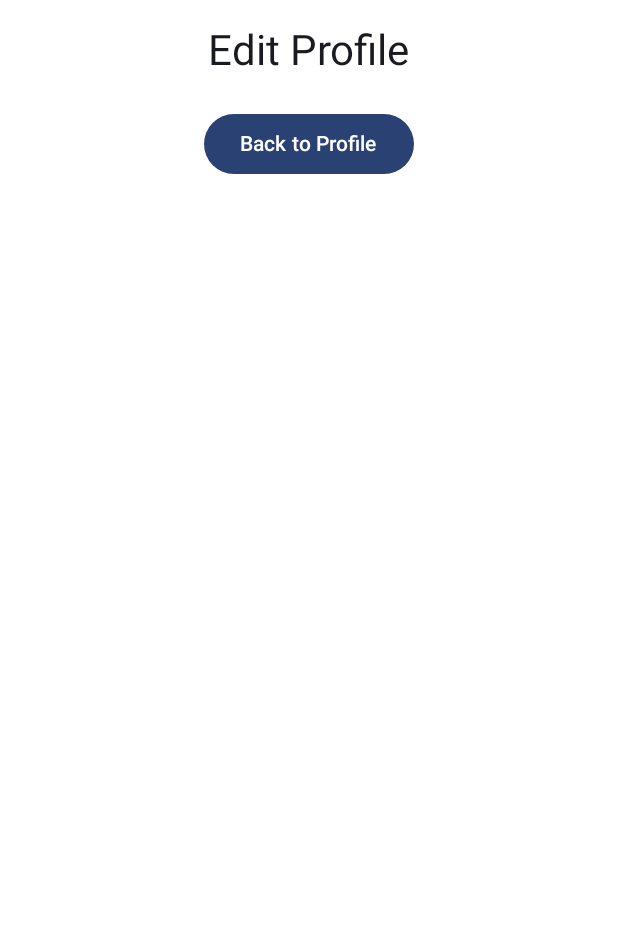
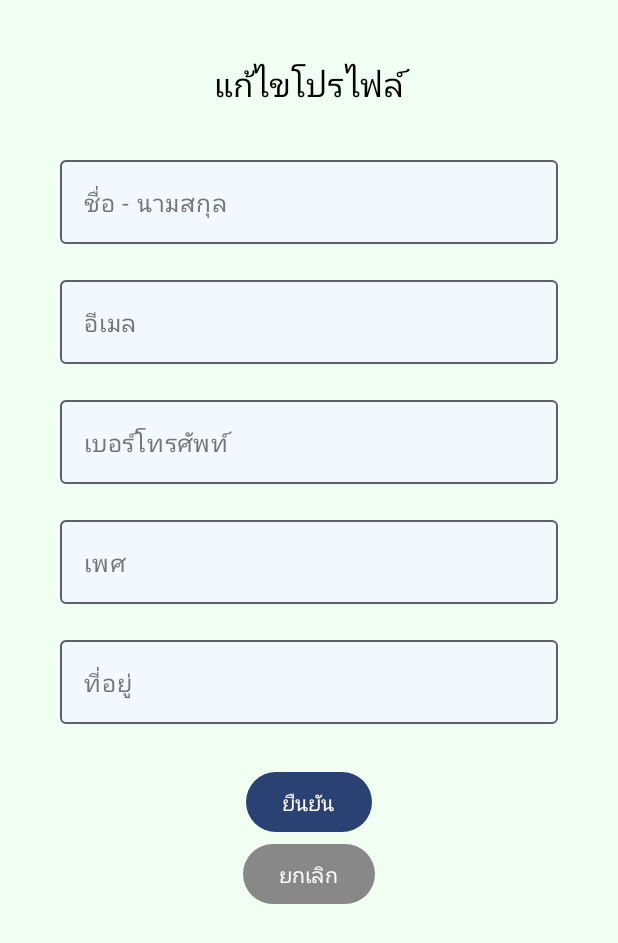
Before and after one commit to Anochaakimbo/PersonalTaxManagement-KotlinProject, an Android app built with Jetpack Compose: the ProfileScreen screen opened through its navigation route, after a tap on "แก้ไขข้อมูลส่วนตัว", on a phone screen of 412 x 824 dp. Shown: the top 943 px of the screen. Run offline under Robolectric (Android 15) with nearby library versions, the phone set to English and light mode, and no system bars; 1 statement that could not run was skipped.

Commit message:
ui finish part 1

```diff
--- a/app/src/main/java/com/example/myproject/mainscreen/ProfileScreen.kt
+++ b/app/src/main/java/com/example/myproject/mainscreen/ProfileScreen.kt
@@ -73,6 +73,9 @@ fun ProfileScreen(navController: NavHostController,modifier: Modifier) {
     var userItems by remember { mutableStateOf(initialUser) }
     var logoutDialog by remember { mutableStateOf(false) }
     var checkState by remember { mutableStateOf(false) }
+    var notificationEnabled by remember { mutableStateOf(true) }
+    var languageThai by remember { mutableStateOf(true) }
+    var darkTheme by remember { mutableStateOf(false) }
 
     val lifecycleOwner = LocalLifecycleOwner.current
     val lifecycleState by lifecycleOwner.lifecycle.currentStateFlow.collectAsState()
@@ -186,7 +189,13 @@ fun ProfileScreen(navController: NavHostController,modifier: Modifier) {
                     "การแจ้งเตือน" to R.drawable.bell,
                     "เปลี่ยนภาษา" to R.drawable.translate
                 ),
-                navController = navController
+                navController = navController,
+                notificationEnabled = notificationEnabled,
+                onNotificationToggle = { notificationEnabled = it },
+                languageThai = languageThai,
+                onLanguageToggle = { languageThai = it },
+                darkTheme = darkTheme,
+                onThemeToggle = { darkTheme = it }
             )
         }
 
@@ -197,7 +206,14 @@ fun ProfileScreen(navController: NavHostController,modifier: Modifier) {
                     "ความปลอดภัย" to R.drawable.shield,
                     "ธีม" to R.drawable.contrast
                 ),
-                navController = navController
+                navController = navController,
+                notificationEnabled = notificationEnabled,
+                onNotificationToggle = { notificationEnabled = it },
+                languageThai = languageThai,
+                onLanguageToggle = { languageThai = it },
+                darkTheme = darkTheme,
+                onThemeToggle = { darkTheme = it }
+
             )
         }
 
@@ -209,7 +225,13 @@ fun ProfileScreen(navController: NavHostController,modifier: Modifier) {
                     "ติดต่อเรา" to R.drawable.conversation,
                     "ความเป็นส่วนตัว" to R.drawable.unlock
                 ),
-                navController = navController
+                navController = navController,
+                notificationEnabled = notificationEnabled,
+                onNotificationToggle = { notificationEnabled = it },
+                languageThai = languageThai,
+                onLanguageToggle = { languageThai = it },
+                darkTheme = darkTheme,
+                onThemeToggle = { darkTheme = it }
             )
         }
 
@@ -241,7 +263,19 @@ fun ProfileScreen(navController: NavHostController,modifier: Modifier) {
 }
 
 @Composable
-fun ProfileSection(title: String, items: List<Pair<String, Int>>, navController: NavHostController) {
+fun ProfileSection(title: String, items: List<Pair<String, Int>>,
+                   navController: NavHostController ,
+                   notificationEnabled: Boolean,
+                   onNotificationToggle: (Boolean) -> Unit,
+                   languageThai: Boolean,
+                    onLanguageToggle: (Boolean) -> Unit,
+                    darkTheme: Boolean,
+                   onThemeToggle: (Boolean) -> Unit)
+
+
+
+{
+
     Column(
         modifier = Modifier
             .fillMaxWidth()
@@ -263,7 +297,6 @@ fun ProfileSection(title: String, items: List<Pair<String, Int>>, navController:
                 onClick = {
                     when (text) {
                         "แก้ไขข้อมูลส่วนตัว" -> navController.navigate(Screen.EditProfileScreen.route)
-                        "การแจ้งเตือน" -> navController.navigate("notification_screen")
                         "เปลี่ยนภาษา" -> navController.navigate("language_screen")
                         "ความปลอดภัย" -> navController.navigate("security_screen")
                         "ธีม" -> navController.navigate("theme_screen")
@@ -298,6 +331,28 @@ fun ProfileSection(title: String, items: List<Pair<String, Int>>, navController:
                         color = Color.Black,
                         style = TextStyle(fontSize = 16.sp)
                     )
+                    if (text == "การแจ้งเตือน") {
+                        Spacer(modifier = Modifier.weight(1f))
+                        TextButton(onClick = { onNotificationToggle(!notificationEnabled) }) {
+                            Text(
+                                text = if (notificationEnabled) "เปิด" else "ปิด",
+                                color = Color.Blue
+                            )
+                        }
+                    }
+                    if (text == "เปลี่ยนภาษา") {
+                        Spacer(modifier = Modifier.weight(1f))
+                        TextButton(onClick = { onLanguageToggle(!languageThai) }) {
+                            Text(text = if (languageThai) "ไทย" else "English", color = Color.Blue)
+                        }
+                    }
+
+                    if (text == "ธีม") {
+                        Spacer(modifier = Modifier.weight(1f))
+                        TextButton(onClick = { onThemeToggle(!darkTheme) }) {
+                            Text(text = if (darkTheme) "มืด" else "สว่าง", color = Color.Blue)
+                        }
+                    }
                 }
             }
         }
--- a/app/src/main/java/com/example/myproject/profilesubscreen/EditProfileScreen.kt
+++ b/app/src/main/java/com/example/myproject/profilesubscreen/EditProfileScreen.kt
@@ -1,35 +1,81 @@
 package com.example.myproject.profilesubscreen
 
 import androidx.compose.foundation.background
-import androidx.compose.foundation.layout.Column
-import androidx.compose.foundation.layout.Spacer
-import androidx.compose.foundation.layout.fillMaxSize
-import androidx.compose.foundation.layout.height
-import androidx.compose.foundation.layout.padding
-import androidx.compose.material3.Button
-import androidx.compose.material3.MaterialTheme
-import androidx.compose.material3.Text
+import androidx.compose.foundation.border
+import androidx.compose.foundation.layout.*
+import androidx.compose.foundation.shape.RoundedCornerShape
+import androidx.compose.material3.*
 import androidx.compose.runtime.Composable
 import androidx.compose.ui.Alignment
 import androidx.compose.ui.Modifier
+import androidx.compose.ui.draw.clip
 import androidx.compose.ui.graphics.Color
+
+import androidx.compose.ui.res.painterResource
+import androidx.compose.ui.text.TextStyle
+import androidx.compose.ui.text.style.TextAlign
 import androidx.compose.ui.unit.dp
+import androidx.compose.ui.unit.em
+import androidx.compose.ui.unit.sp
 import androidx.navigation.NavHostController
+import androidx.compose.ui.tooling.preview.Preview
+import com.example.myproject.R
+import com.example.myproject.navigation.Screen
 
+@OptIn(ExperimentalMaterial3Api::class)
 @Composable
-fun EditScreen(navController: NavHostController) {
-    Column(
+fun EditScreen(navController: NavHostController? = null) {
+    Box(
         modifier = Modifier
             .fillMaxSize()
-            .background(Color.White)
-            .padding(16.dp),
-        horizontalAlignment = Alignment.CenterHorizontally
+            .background(color = Color(0xfff1fff3))
     ) {
-        Text(text = "Edit Profile", style = MaterialTheme.typography.headlineMedium)
-        Spacer(modifier = Modifier.height(20.dp))
+        Column(
+            horizontalAlignment = Alignment.CenterHorizontally,
+            modifier = Modifier.fillMaxSize()
+        ) {
+            Spacer(modifier = Modifier.height(40.dp))
+            Text(
+                text = "แก้ไขโปรไฟล์",
+                color = Color.Black,
+                textAlign = TextAlign.Center,
+                style = MaterialTheme.typography.titleLarge
+            )
+            Spacer(modifier = Modifier.height(20.dp))
 
-        Button(onClick = { navController.popBackStack() }) {
-            Text("Back to Profile")
+            EditTextField("ชื่อ - นามสกุล" )
+            EditTextField("อีเมล" )
+            EditTextField("เบอร์โทรศัพท์")
+            EditTextField("เพศ" )
+            EditTextField("ที่อยู่")
+
+            Spacer(modifier = Modifier.height(20.dp))
+            Button(onClick = { navController?.navigate(Screen.Profile.route) }) {
+                Text(text = "ยืนยัน")
+            }
+            Button(onClick = { navController?.popBackStack() }, colors = ButtonDefaults.buttonColors(containerColor = Color.Gray)) {
+                Text(text = "ยกเลิก")
+            }
         }
     }
 }
+
+@OptIn(ExperimentalMaterial3Api::class)
+@Composable
+fun EditTextField(label: String) {
+    OutlinedTextField(
+        value = "",
+        onValueChange = {},
+        label = { Text(text = label, color = Color(0xff757575)) },
+        textStyle = TextStyle(fontSize = 16.sp, letterSpacing = 0.25.sp),
+        colors = TextFieldDefaults.outlinedTextFieldColors(
+            focusedTextColor = Color(0xff212121), // สีเมื่อมีโฟกัส
+            unfocusedTextColor = Color(0xff212121), // สีเมื่อไม่มีโฟกัส
+            disabledTextColor = Color.Gray, // สีเมื่อถูกปิดใช้งาน
+            containerColor = Color(0xfff3f8ff)
+        ),
+        modifier = Modifier
+            .fillMaxWidth()
+            .padding(horizontal = 40.dp, vertical = 8.dp)
+    )
+}
```
